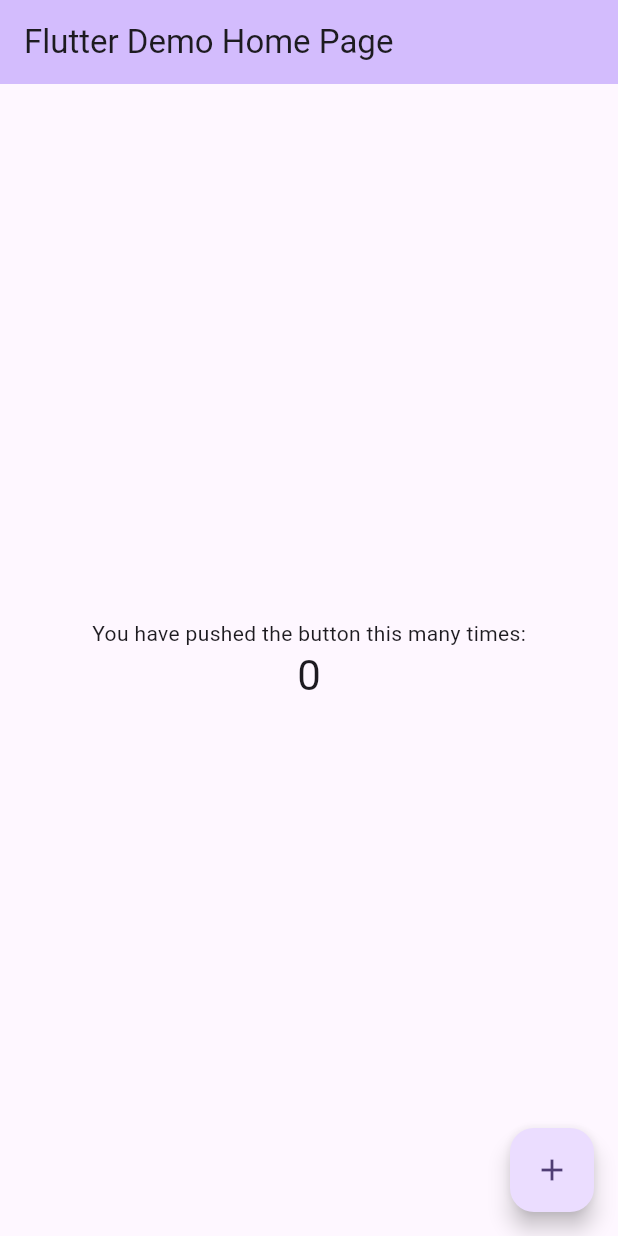
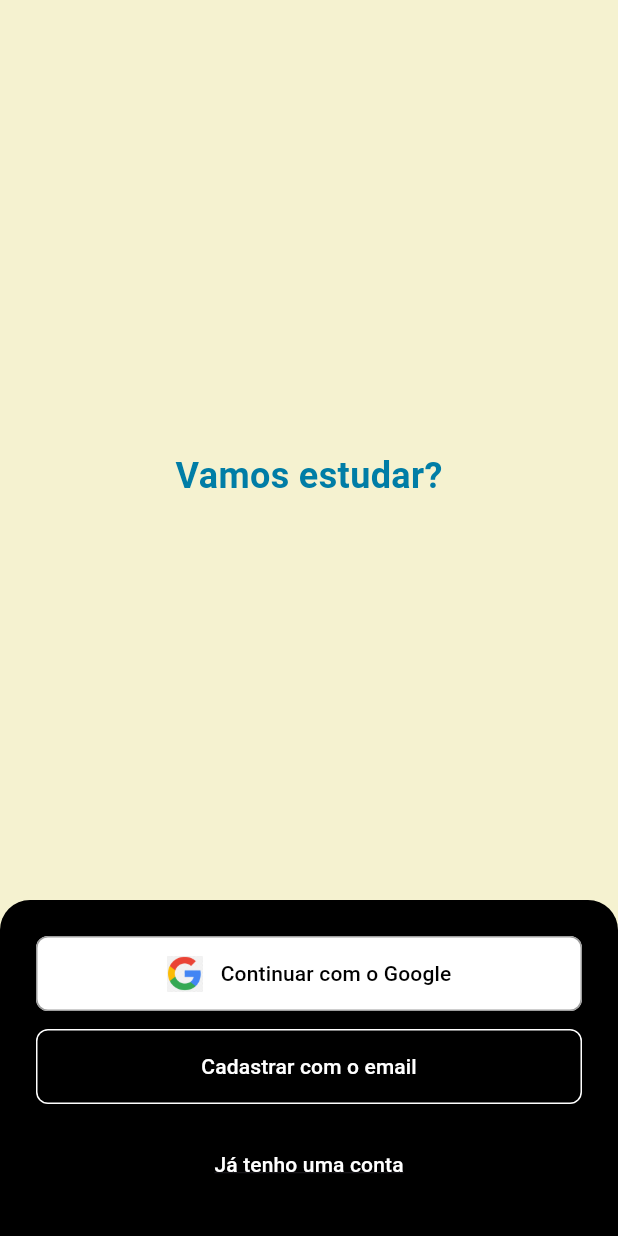
Before and after one commit to HugoFP-2024/project_IAprende, a Flutter app: the screen it shows after launch, on a phone screen of 412 x 824 dp. Run offline on Flutter 3.47's test engine with Material 3 defaults, Android fonts, the light colour scheme and no system bars.

Commit message:
login/register
alterações páginas de login/register

```diff
--- /dev/null
+++ b/iaprende/lib/login_screen.dart
@@ -0,0 +1,118 @@
+import 'package:flutter/material.dart';
+import 'google_button.dart';
+
+class LoginScreen extends StatelessWidget {
+  const LoginScreen({super.key});
+
+  @override
+  Widget build(BuildContext context) {
+    return Scaffold(
+      backgroundColor: const Color(0xFFF5F2D0),
+      body: Column(
+        children: [
+          // Conteúdo principal
+          Expanded(
+            child: SingleChildScrollView(
+              child: Padding(
+                padding: const EdgeInsets.symmetric(horizontal: 24.0),
+                child: Column(
+                  children: [
+                    const SizedBox(height: 300),
+                    const Text(
+                      'Vamos estudar?',
+                      style: TextStyle(
+                        fontSize: 24,
+                        fontWeight: FontWeight.bold,
+                        color: Color(0xFF007DA6),
+                      ),
+                    ),
+
+                  ],
+                ),
+              ),
+            ),
+          ),
+
+          // Área dos botões com fundo preto
+
+          Container(
+
+            decoration: const BoxDecoration(
+              color: Colors.black,
+              borderRadius: BorderRadius.only(
+                topLeft: Radius.circular(20),
+                topRight: Radius.circular(20),
+              ),
+            ),
+            padding: const EdgeInsets.all(24),
+            child: Column(
+              children: [
+                ElevatedButton(
+                  onPressed: () => _signInWithGoogle(context),
+                  style: ElevatedButton.styleFrom(
+                    backgroundColor: Colors.white,
+                    foregroundColor: Colors.black,
+                    minimumSize: const Size(double.infinity, 50),
+                    shape: RoundedRectangleBorder(
+                      borderRadius: BorderRadius.circular(8),
+                      side: const BorderSide(color: Colors.grey),
+                    ),
+                  ),
+                  child: Row(
+                    mainAxisAlignment: MainAxisAlignment.center,
+                    children: [
+                      Image.asset(
+                        'assets/images/google.png',
+                        height: 24,
+                        width: 24,
+                      ),
+                      const SizedBox(width: 12),
+                      const Text('Continuar com o Google'),
+                    ],
+                  ),
+                ),
+                const SizedBox(height: 12),
+                ElevatedButton(
+                  onPressed: () => Navigator.pushReplacementNamed(context, "/register"),
+                  style: ElevatedButton.styleFrom(
+                    backgroundColor: Colors.black,
+                    foregroundColor: Colors.white,
+                    minimumSize: const Size(double.infinity, 50),
+                    shape: RoundedRectangleBorder(
+                      borderRadius: BorderRadius.circular(8),
+                      side: const BorderSide(color: Colors.white),
+                    ),
+                  ),
+                  child: const Text('Cadastrar com o email'),
+                ),
+                const SizedBox(height: 16),
+                TextButton(
+                  onPressed: () => _navigateToSignIn(context),
+                  child: const Text(
+                    'Já tenho uma conta',
+                    style: TextStyle(
+                      color: Colors.white,
+                      decoration: TextDecoration.underline,
+                    ),
+                  ),
+                ),
+              ],
+            ),
+          ),
+        ],
+      ),
+    );
+  }
+
+  void _signInWithGoogle(BuildContext context) {
+    // Implementar autenticação com Google
+  }
+
+  void _registerWithEmail(BuildContext context) {
+    // Navegar para tela de cadastro
+  }
+
+  void _navigateToSignIn(BuildContext context) {
+    // Navegar para tela de login
+  }
+}
--- a/iaprende/lib/main.dart
+++ b/iaprende/lib/main.dart
@@ -1,4 +1,6 @@
 import 'package:flutter/material.dart';
+import 'package:iaprende/register_page.dart';
+import 'login_screen.dart';
 
 void main() {
   runApp(const MyApp());
@@ -7,116 +9,20 @@ void main() {
 class MyApp extends StatelessWidget {
   const MyApp({super.key});
 
-  // This widget is the root of your application.
   @override
   Widget build(BuildContext context) {
     return MaterialApp(
-      title: 'Flutter Demo',
+      title: 'App de Estudos',
       theme: ThemeData(
-        // This is the theme of your application.
-        //
-        // TRY THIS: Try running your application with "flutter run". You'll see
-        // the application has a purple toolbar. Then, without quitting the app,
-        // try changing the seedColor in the colorScheme below to Colors.green
-        // and then invoke "hot reload" (save your changes or press the "hot
-        // reload" button in a Flutter-supported IDE, or press "r" if you used
-        // the command line to start the app).
-        //
-        // Notice that the counter didn't reset back to zero; the application
-        // state is not lost during the reload. To reset the state, use hot
-        // restart instead.
-        //
-        // This works for code too, not just values: Most code changes can be
-        // tested with just a hot reload.
-        colorScheme: ColorScheme.fromSeed(seedColor: Colors.deepPurple),
+        primarySwatch: Colors.blue,
+        visualDensity: VisualDensity.adaptivePlatformDensity,
       ),
-      home: const MyHomePage(title: 'Flutter Demo Home Page'),
+      home: const LoginScreen(),
+
+      routes: {
+        "/login":(context) => LoginScreen(),
+        "/register":(context) => RegisterPage(),
+      },
     );
   }
 }
-
-class MyHomePage extends StatefulWidget {
-  const MyHomePage({super.key, required this.title});
-
-  // This widget is the home page of your application. It is stateful, meaning
-  // that it has a State object (defined below) that contains fields that affect
-  // how it looks.
-
-  // This class is the configuration for the state. It holds the values (in this
-  // case the title) provided by the parent (in this case the App widget) and
-  // used by the build method of the State. Fields in a Widget subclass are
-  // always marked "final".
-
-  final String title;
-
-  @override
-  State<MyHomePage> createState() => _MyHomePageState();
-}
-
-class _MyHomePageState extends State<MyHomePage> {
-  int _counter = 0;
-
-  void _incrementCounter() {
-    setState(() {
-      // This call to setState tells the Flutter framework that something has
-      // changed in this State, which causes it to rerun the build method below
-      // so that the display can reflect the updated values. If we changed
-      // _counter without calling setState(), then the build method would not be
-      // called again, and so nothing would appear to happen.
-      _counter++;
-    });
-  }
-
-  @override
-  Widget build(BuildContext context) {
-    // This method is rerun every time setState is called, for instance as done
-    // by the _incrementCounter method above.
-    //
-    // The Flutter framework has been optimized to make rerunning build methods
-    // fast, so that you can just rebuild anything that needs updating rather
-    // than having to individually change instances of widgets.
-    return Scaffold(
-      appBar: AppBar(
-        // TRY THIS: Try changing the color here to a specific color (to
-        // Colors.amber, perhaps?) and trigger a hot reload to see the AppBar
-        // change color while the other colors stay the same.
-        backgroundColor: Theme.of(context).colorScheme.inversePrimary,
-        // Here we take the value from the MyHomePage object that was created by
-        // the App.build method, and use it to set our appbar title.
-        title: Text(widget.title),
-      ),
-      body: Center(
-        // Center is a layout widget. It takes a single child and positions it
-        // in the middle of the parent.
-        child: Column(
-          // Column is also a layout widget. It takes a list of children and
-          // arranges them vertically. By default, it sizes itself to fit its
-          // children horizontally, and tries to be as tall as its parent.
-          //
-          // Column has various properties to control how it sizes itself and
-          // how it positions its children. Here we use mainAxisAlignment to
-          // center the children vertically; the main axis here is the vertical
-          // axis because Columns are vertical (the cross axis would be
-          // horizontal).
-          //
-          // TRY THIS: Invoke "debug painting" (choose the "Toggle Debug Paint"
-          // action in the IDE, or press "p" in the console), to see the
-          // wireframe for each widget.
-          mainAxisAlignment: MainAxisAlignment.center,
-          children: <Widget>[
-            const Text('You have pushed the button this many times:'),
-            Text(
-              '$_counter',
-              style: Theme.of(context).textTheme.headlineMedium,
-            ),
-          ],
-        ),
-      ),
-      floatingActionButton: FloatingActionButton(
-        onPressed: _incrementCounter,
-        tooltip: 'Increment',
-        child: const Icon(Icons.add),
-      ), // This trailing comma makes auto-formatting nicer for build methods.
-    );
-  }
-}
--- a/iaprende/pubspec.yaml
+++ b/iaprende/pubspec.yaml
@@ -56,7 +56,8 @@ flutter:
   # included with your application, so that you can use the icons in
   # the material Icons class.
   uses-material-design: true
-
+  assets:
+    - assets/images/google.png
   # To add assets to your application, add an assets section, like this:
   # assets:
   #   - images/a_dot_burr.jpeg
```
Also changed, not shown: iaprende/lib/google_button.dart (added, +35 -0 lines), iaprende/lib/register_page.dart (added, +128 -0 lines), iaprende/assets/images/google.png (added), iaprende/lib/home_page.dart (added).
